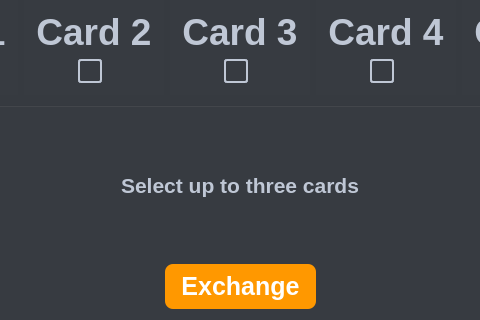
The window that view/drawhand.ui (jaydeelew/poker_game_gui) describes before a commit, drawn with Qt 5; both pictures show x 145 to 625 and y 200 to 520 of the 770 by 520 pixel window.
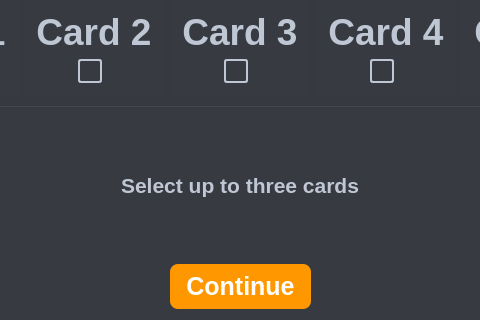
The same window after the commit.

Commit message: related to display winner dialog

```diff
--- a/view/drawhand.ui
+++ b/view/drawhand.ui
@@ -514,7 +514,7 @@
           </font>
          </property>
          <property name="text">
-          <string>Exchange</string>
+          <string>Continue</string>
          </property>
         </widget>
        </item>
```
Left out of the diff: 7 changed lines with no effect on the pictures. The commit also changes 6 other files.
